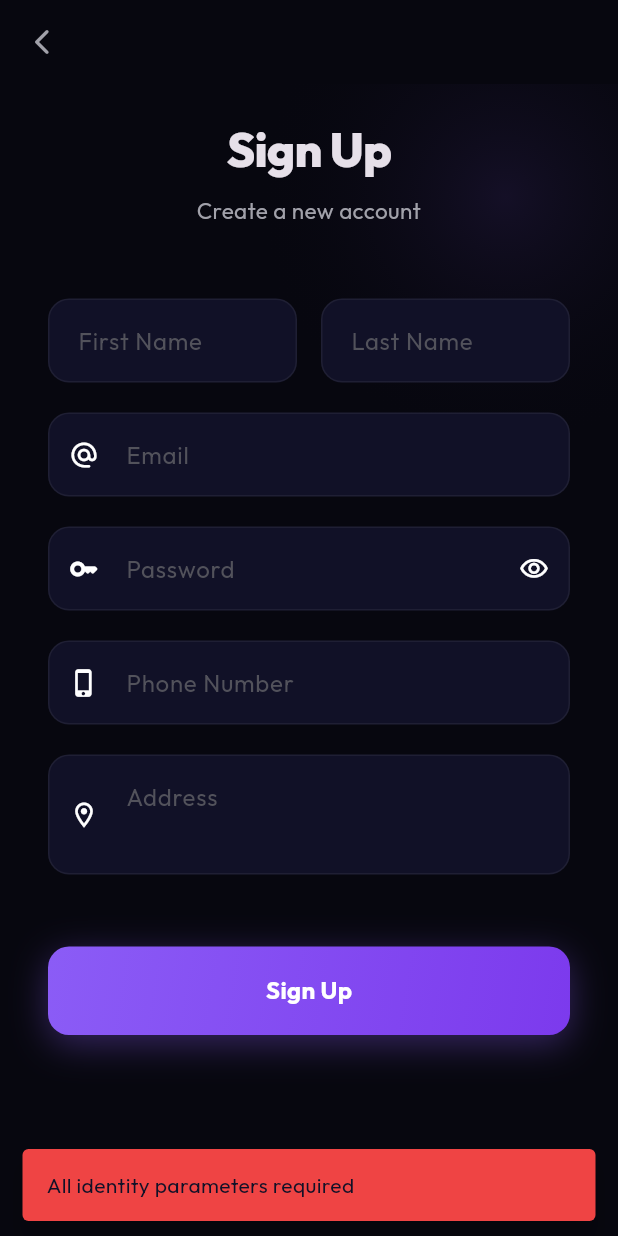
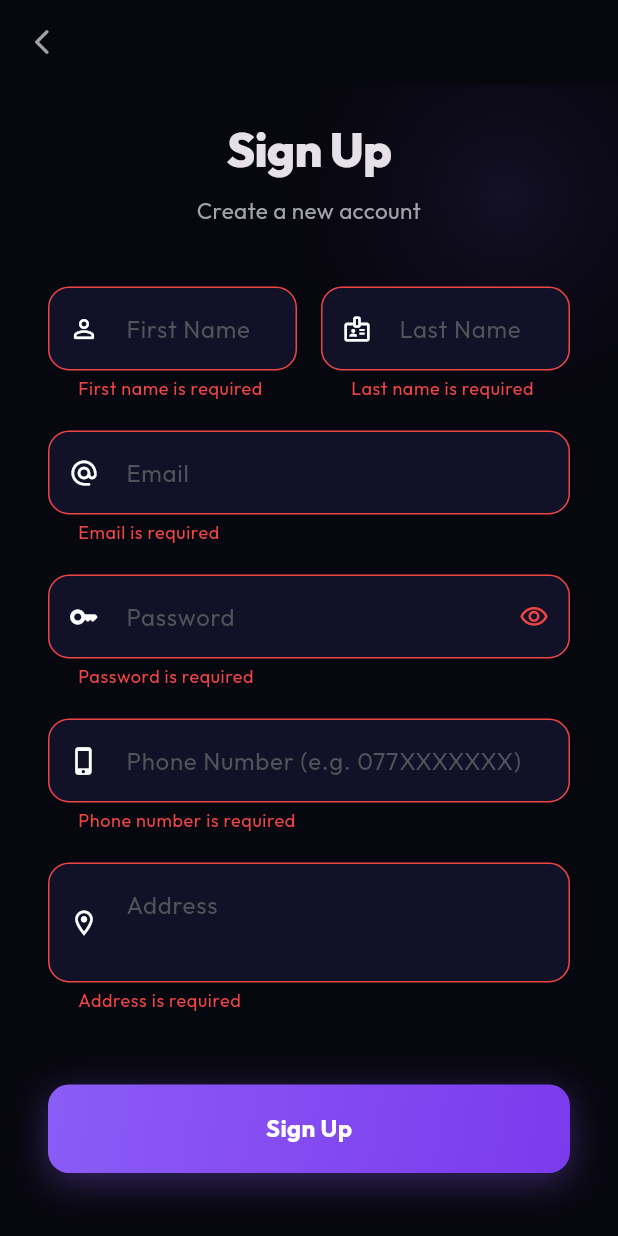
Before and after one commit to chaninduisuranga/Media-Validate-App, a Flutter app: the SignupScreen screen opened directly, after a tap on "Sign Up", on a phone screen of 412 x 824 dp. Run offline on Flutter 3.47's test engine with Material 3 defaults, Android fonts, the phone set to English and light mode, and no system bars; our stand-ins replace flutter_image_compress, google_fonts, image_picker, pdf, printing.

Commit message:
Update login/signup screens, auth handler, plugin registrants, and add colab notebook

```diff
--- a/app/flutter_app/lib/screens/signup_screen.dart
+++ b/app/flutter_app/lib/screens/signup_screen.dart
@@ -1,4 +1,5 @@
 import 'package:flutter/material.dart';
+import 'package:flutter/services.dart';
 import 'package:google_fonts/google_fonts.dart';
 import '../services/api_service.dart';
 import '../app_theme.dart';
@@ -11,42 +12,96 @@
 }
 
 class _SignupScreenState extends State<SignupScreen> {
+  final _formKey = GlobalKey<FormState>();
+
   final _emailController = TextEditingController();
   final _passwordController = TextEditingController();
   final _phoneController = TextEditingController();
   final _addressController = TextEditingController();
   final _firstNameController = TextEditingController();
   final _lastNameController = TextEditingController();
+
   bool _isLoading = false;
   bool _isPasswordVisible = false;
 
+  // ── Validators ────────────────────────────────────────────
+
+  String? _validateFirstName(String? v) {
+    if (v == null || v.trim().isEmpty) return 'First name is required';
+    if (v.trim().length < 2) return 'Minimum 2 characters';
+    if (!RegExp(r"^[a-zA-Z\s'-]+$").hasMatch(v.trim())) {
+      return 'Only letters, spaces, hyphens allowed';
+    }
+    return null;
+  }
+
+  String? _validateLastName(String? v) {
+    if (v == null || v.trim().isEmpty) return 'Last name is required';
+    if (v.trim().length < 2) return 'Minimum 2 characters';
+    if (!RegExp(r"^[a-zA-Z\s'-]+$").hasMatch(v.trim())) {
+      return 'Only letters, spaces, hyphens allowed';
+    }
+    return null;
+  }
+
+  String? _validateEmail(String? v) {
+    if (v == null || v.trim().isEmpty) return 'Email is required';
+    if (!RegExp(r'^[\w.+\-]+@[a-zA-Z\d\-]+\.[a-zA-Z]{2,}$')
+        .hasMatch(v.trim())) {
+      return 'Enter a valid email address';
+    }
+    return null;
+  }
+
+  String? _validatePassword(String? v) {
+    if (v == null || v.isEmpty) return 'Password is required';
+    if (v.length < 8) return 'Minimum 8 characters';
+    if (!RegExp(r'[A-Z]').hasMatch(v)) return 'Include at least one uppercase letter';
+    if (!RegExp(r'[0-9]').hasMatch(v)) return 'Include at least one number';
+    if (!RegExp(r'[!@#\$&*~%^()_\-+=<>?/]').hasMatch(v)) {
+      return 'Include at least one special character';
+    }
+    return null;
+  }
+
+  // Sri Lanka phone: 07X XXXXXXX (10 digits starting with 07)
+  // Supports: 070–079 prefixes (all current LK mobile operators)
+  String? _validatePhone(String? v) {
+    if (v == null || v.trim().isEmpty) return 'Phone number is required';
+    final cleaned = v.replaceAll(RegExp(r'[\s\-()]'), '');
+    // Allow optional +94 country code
+    final normalised = cleaned.startsWith('+94')
+        ? '0${cleaned.substring(3)}'
+        : cleaned.startsWith('94') && cleaned.length == 11
+            ? '0${cleaned.substring(2)}'
+            : cleaned;
+    if (!RegExp(r'^0(7[0-9])\d{7}$').hasMatch(normalised)) {
+      return 'Enter a valid LK mobile number (e.g. 077XXXXXXX)';
+    }
+    return null;
+  }
+
+  String? _validateAddress(String? v) {
+    if (v == null || v.trim().isEmpty) return 'Address is required';
+    if (v.trim().length < 5) return 'Enter a more detailed address';
+    return null;
+  }
+
+  // ── Submit ────────────────────────────────────────────────
+
   Future<void> _signup() async {
-    if (_emailController.text.isEmpty ||
-        _passwordController.text.isEmpty ||
-        _phoneController.text.isEmpty ||
-        _addressController.text.isEmpty ||
-        _firstNameController.text.isEmpty ||
-        _lastNameController.text.isEmpty) {
-      ScaffoldMessenger.of(context).showSnackBar(
-        const SnackBar(
-          content: Text('All identity parameters required'),
-          backgroundColor: AppColors.danger,
-          behavior: SnackBarBehavior.floating,
-        ),
-      );
-      return;
-    }
+    if (!_formKey.currentState!.validate()) return;
 
     setState(() => _isLoading = true);
 
     try {
       final response = await ApiService.signup({
-        'email': _emailController.text,
+        'email': _emailController.text.trim(),
         'password': _passwordController.text,
-        'phone_no': _phoneController.text,
-        'address': _addressController.text,
-        'first_name': _firstNameController.text,
-        'last_name': _lastNameController.text,
+        'phone_no': _phoneController.text.trim(),
+        'address': _addressController.text.trim(),
+        'first_name': _firstNameController.text.trim(),
+        'last_name': _lastNameController.text.trim(),
       });
 
       if (response['success'] == true) {
@@ -60,32 +115,34 @@
         );
         Navigator.pop(context);
       } else {
+        _showError(response['message'] ?? 'Registration failed');
+      }
+    } catch (e) {
+      _showError('Error: $e');
+    } finally {
+      if (mounted) setState(() => _isLoading = false);
+    }
+  }
+
+  void _showError(String msg) {
     ScaffoldMessenger.of(context).showSnackBar(
       SnackBar(
-            content: Text(response['message'] ?? 'Registration failed'),
+        content: Text(msg),
         backgroundColor: AppColors.danger,
         behavior: SnackBarBehavior.floating,
       ),
     );
   }
-    } catch (e) {
-      ScaffoldMessenger.of(context).showSnackBar(
-        SnackBar(
-          content: Text('Error: $e'),
-          backgroundColor: AppColors.danger,
-          behavior: SnackBarBehavior.floating,
-        ),
-      );
-    } finally {
-      if (mounted) setState(() => _isLoading = false);
-    }
-  }
+
+  // ── Build ─────────────────────────────────────────────────
 
   @override
   Widget build(BuildContext context) {
     return Scaffold(
       backgroundColor: AppColors.bgDeep,
       appBar: AppBar(
+        backgroundColor: Colors.transparent,
+        elevation: 0,
         leading: IconButton(
           icon: const Icon(
             Icons.arrow_back_ios_new_rounded,
@@ -97,7 +154,7 @@
       ),
       body: Stack(
         children: [
-          // Abstract glow
+          // Ambient glow
           Positioned(
             top: -100,
             right: -100,
@@ -118,6 +175,8 @@
           SafeArea(
             child: SingleChildScrollView(
               padding: const EdgeInsets.symmetric(horizontal: 32.0),
+              child: Form(
+                key: _formKey,
                 child: Column(
                   crossAxisAlignment: CrossAxisAlignment.stretch,
                   children: [
@@ -140,38 +199,56 @@
                       ),
                       textAlign: TextAlign.center,
                     ),
-                  const SizedBox(height: 48),
+                    const SizedBox(height: 40),
+
+                    // ── First & Last Name ──
                     Row(
+                      crossAxisAlignment: CrossAxisAlignment.start,
                       children: [
                         Expanded(
-                        child: TextField(
+                          child: TextFormField(
                             controller: _firstNameController,
+                            textCapitalization: TextCapitalization.words,
                             decoration: const InputDecoration(
                               hintText: 'First Name',
+                              prefixIcon:
+                                  Icon(Icons.person_outline_rounded, size: 20),
                             ),
+                            validator: _validateFirstName,
                           ),
                         ),
                         const SizedBox(width: 16),
                         Expanded(
-                        child: TextField(
+                          child: TextFormField(
                             controller: _lastNameController,
+                            textCapitalization: TextCapitalization.words,
                             decoration: const InputDecoration(
                               hintText: 'Last Name',
+                              prefixIcon: Icon(Icons.badge_outlined, size: 20),
                             ),
+                            validator: _validateLastName,
                           ),
                         ),
                       ],
                     ),
                     const SizedBox(height: 20),
-                  TextField(
+
+                    // ── Email ──
+                    TextFormField(
                       controller: _emailController,
+                      keyboardType: TextInputType.emailAddress,
+                      autocorrect: false,
                       decoration: const InputDecoration(
                         hintText: 'Email',
-                      prefixIcon: Icon(Icons.alternate_email_rounded, size: 20),
+                        prefixIcon:
+                            Icon(Icons.alternate_email_rounded, size: 20),
                       ),
+                      validator: _validateEmail,
                     ),
                     const SizedBox(height: 20),
-                  TextField(
+
+                    // ── Password ──
+                    TextFormField(
                       controller: _passwordController,
                       obscureText: !_isPasswordVisible,
                       decoration: InputDecoration(
@@ -189,25 +266,49 @@
                           ),
                         ),
                       ),
+                      validator: _validatePassword,
                     ),
                     const SizedBox(height: 20),
-                  TextField(
+
+                    // ── Phone Number ──
+                    TextFormField(
                       controller: _phoneController,
+                      keyboardType: TextInputType.phone,
+                      inputFormatters: [
+                        // Only allow digits, spaces, hyphens, +, ()
+                        FilteringTextInputFormatter.allow(
+                            RegExp(r'[\d\s\-+()\+]')),
+                        LengthLimitingTextInputFormatter(15),
+                      ],
                       decoration: const InputDecoration(
-                      hintText: 'Phone Number',
-                      prefixIcon: Icon(Icons.phone_iphone_rounded, size: 20),
+                        hintText: 'Phone Number (e.g. 077XXXXXXX)',
+                        prefixIcon:
+                            Icon(Icons.phone_iphone_rounded, size: 20),
+                        helperText:
+                            'Sri Lanka mobile: 070 – 079 prefix supported',
+                        helperStyle: TextStyle(
+                          fontSize: 11,
+                          color: AppColors.textSecondary,
                         ),
                       ),
+                      validator: _validatePhone,
+                    ),
                     const SizedBox(height: 20),
-                  TextField(
+
+                    // ── Address ──
+                    TextFormField(
                       controller: _addressController,
                       maxLines: 2,
+                      textCapitalization: TextCapitalization.sentences,
                       decoration: const InputDecoration(
                         hintText: 'Address',
-                      prefixIcon: Icon(Icons.location_on_outlined, size: 20),
+                        prefixIcon:
+                            Icon(Icons.location_on_outlined, size: 20),
                       ),
+                      validator: _validateAddress,
                     ),
                     const SizedBox(height: 48),
+
                     GradientButton(
                       label: 'Sign Up',
                       isLoading: _isLoading,
@@ -218,8 +319,20 @@
                 ),
               ),
             ),
+          ),
         ],
       ),
     );
   }
+
+  @override
+  void dispose() {
+    _emailController.dispose();
+    _passwordController.dispose();
+    _phoneController.dispose();
+    _addressController.dispose();
+    _firstNameController.dispose();
+    _lastNameController.dispose();
+    super.dispose();
   }
+}
```
Also changed, not shown: app/flutter_app/lib/screens/login_screen.dart (+29 -8 lines), 2 other files. Lines whose indentation alone changed are shown as unchanged.
